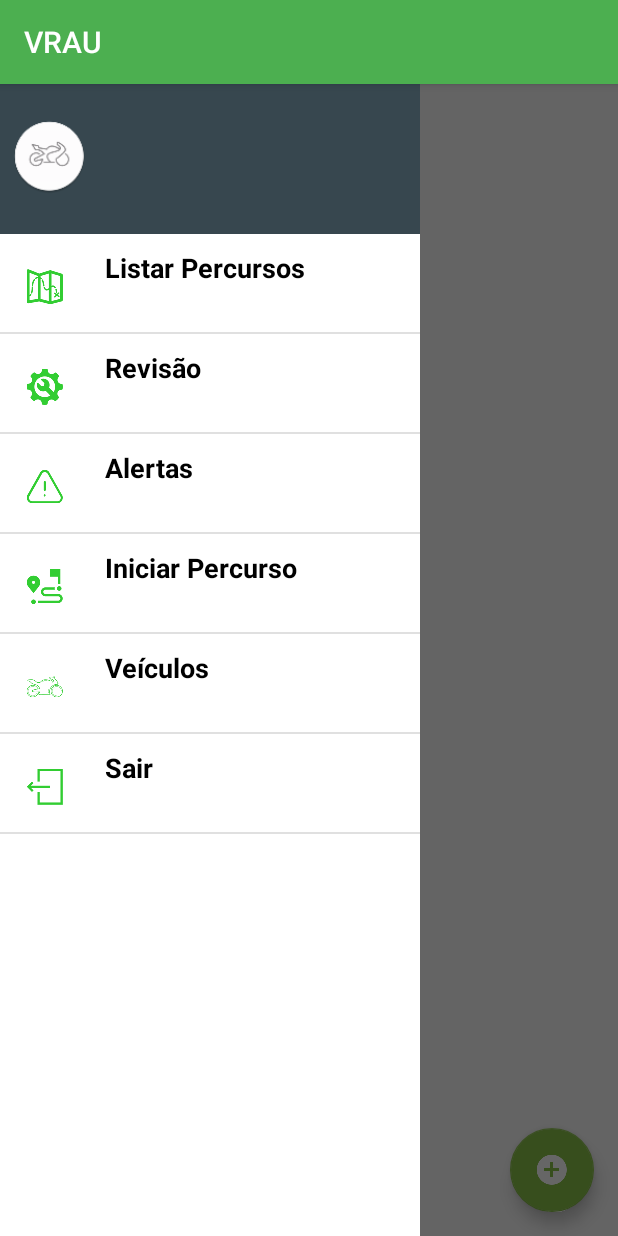
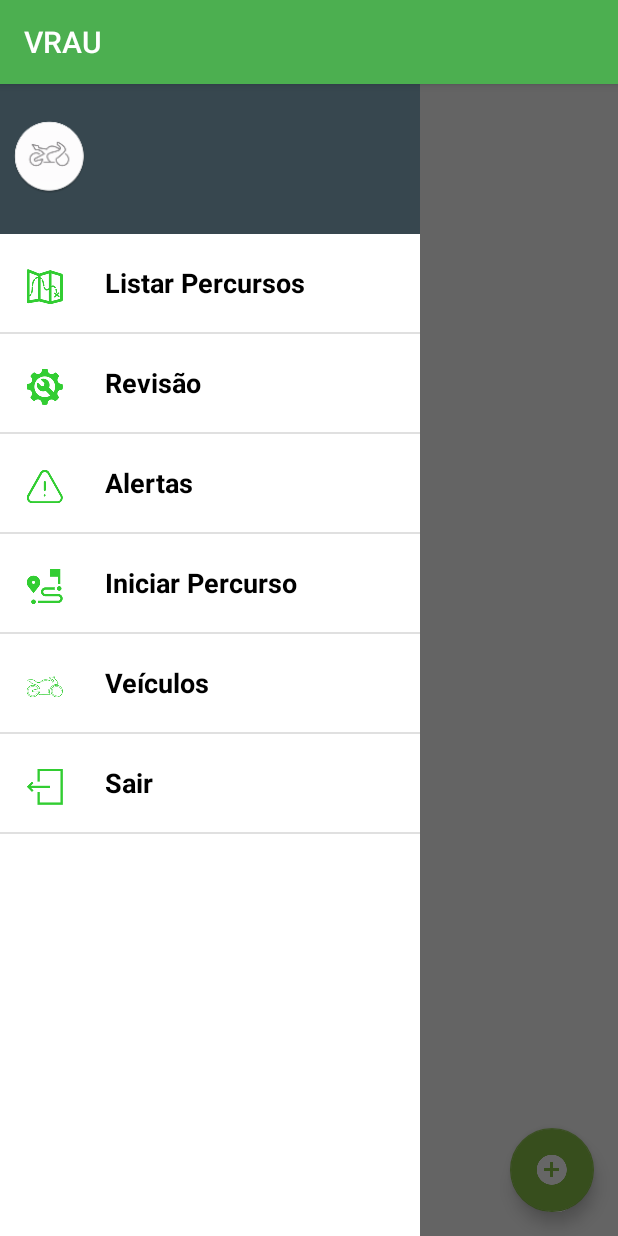
Before and after one commit to lucas-mqs/VRAU, an Android app: the screen it shows after launch once a user with an empty profile is signed in (UserHome), with the side drawer open, on a phone screen of 412 x 824 dp. Run offline under Robolectric (Android 15) with nearby library versions, the phone set to English and light mode, and no system bars; our stand-ins replace Firebase (no records; nobody signed in at launch, a user with empty details on screens opened directly).

Commit message:
Correção Menu Lateral

```diff
--- a/src/main/AndroidManifest.xml
+++ b/src/main/AndroidManifest.xml
@@ -25,7 +25,7 @@
                 "keyboard|keyboardHidden|screenLayout|screenSize|orientation"
             android:theme="@android:style/Theme.Translucent.NoTitleBar"
             android:label="@string/app_name" />
-        <service android:name=".percurso.GPSLocationService" android:process="gps_location_service"/>
+        <service android:name=".percurso.GPSLocationService" android:process=":gps_location_service"/>
         <meta-data android:name="com.facebook.sdk.ApplicationId" android:value="@string/facebook_app_id"/><!-- ATTENTION: This was auto-generated to add Google Play services to your project for
      App Indexing.  See https://g.co/AppIndexing/AndroidStudio for more information. -->
         <meta-data
--- a/src/main/java/br/com/sovrau/login/CreateAcountActiviy.java
+++ b/src/main/java/br/com/sovrau/login/CreateAcountActiviy.java
@@ -134,6 +134,7 @@ public class CreateAcountActiviy extends AppCompatActivity {
             this.confirmarSenha.getText().clear();
             this.nome.requestFocus();
         } else{
+            Toast.makeText(this, user.toString(), Toast.LENGTH_LONG).show();
             mAuth.signInWithEmailAndPassword(user.getEmail(), user.getSenha()).addOnCompleteListener(this, new OnCompleteListener<AuthResult>() {
                 @Override
                 public void onComplete(@NonNull Task<AuthResult> task) {
--- a/src/main/res/layout/drawer_item.xml
+++ b/src/main/res/layout/drawer_item.xml
@@ -19,14 +19,14 @@
 
     <TextView
         android:id="@+id/title"
-        android:layout_width="wrap_content"
+        android:layout_width="match_parent"
         android:layout_height="wrap_content"
         android:textSize="18sp"
         android:gravity="center_vertical"
         android:textColor="#000"
-        android:text="Line 1"
         android:textStyle="bold"
         android:layout_alignParentTop="true"
+        android:layout_marginTop="10dp"
         android:layout_toRightOf="@+id/icon"
         android:layout_toEndOf="@+id/icon" />
 
```
